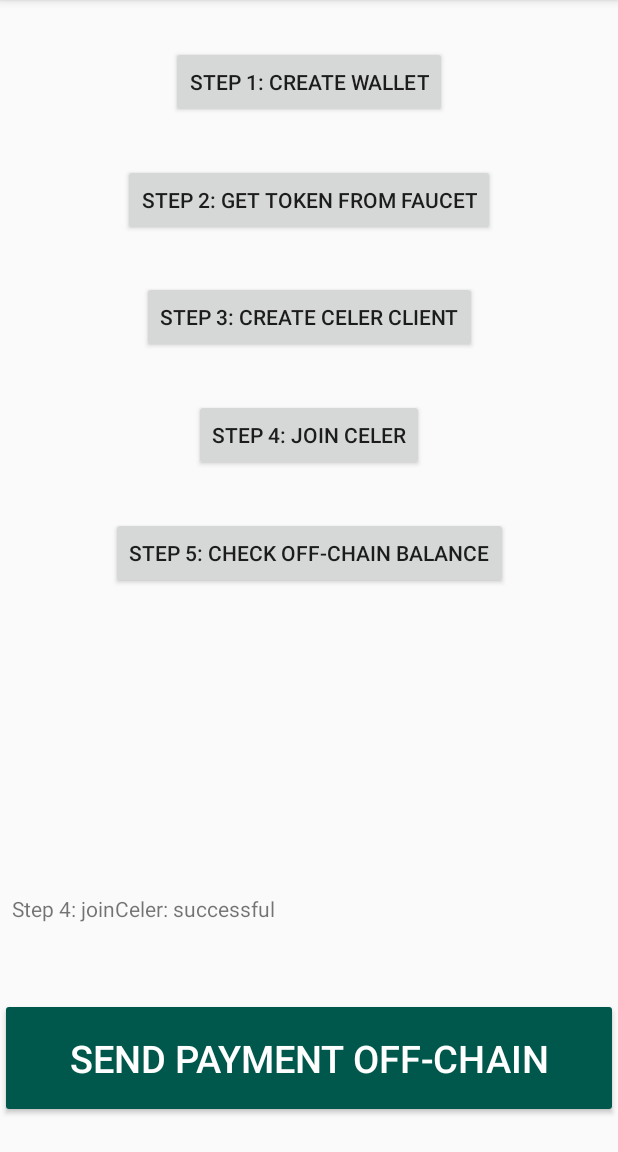
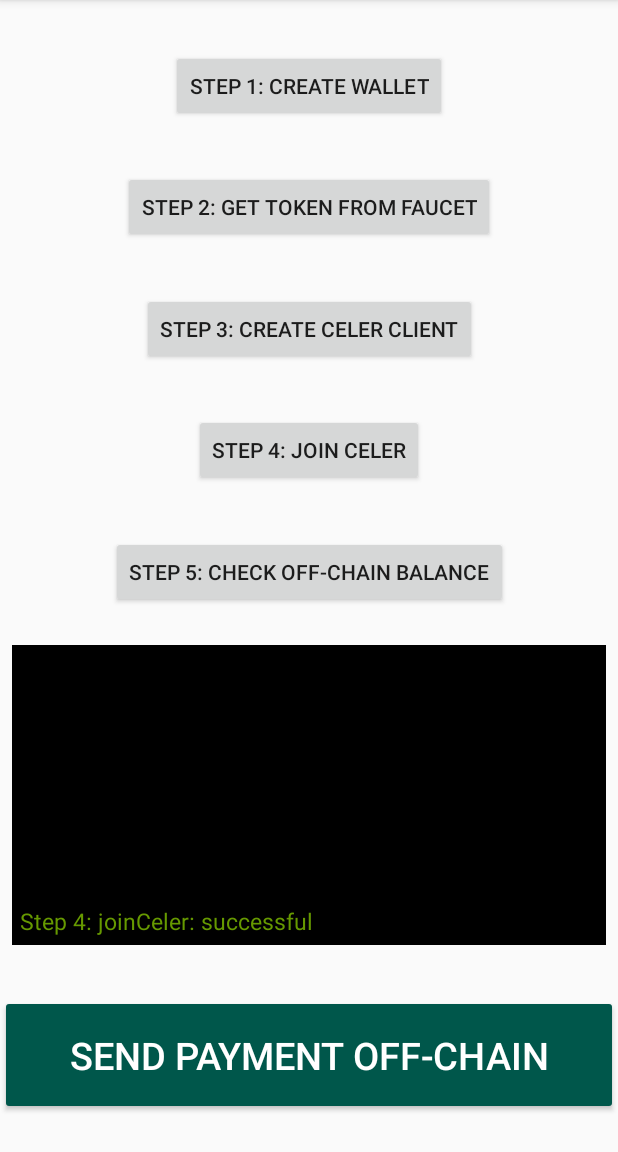
Before and after one commit to etao36/Celer-Android-SDK, an Android app: the screen it shows after launch (OffChainPaymentActivity), after a tap on "STEP 4: JOIN CELER", on a phone screen of 412 x 824 dp, the part 84-1236 px from its top. Run offline under Robolectric (Android 15) with nearby library versions, the phone set to English and light mode, and no system bars; libraries missing offline, so code that uses them is left out: network.celer.celersdk; 1 statement that could not run was skipped.

Commit message:
CM-440 improved UI

```diff
--- a/OffchainPaymentSample/src/main/java/com/example/payment/OffChainPaymentActivity.kt
+++ b/OffchainPaymentSample/src/main/java/com/example/payment/OffChainPaymentActivity.kt
@@ -26,7 +26,7 @@ class OffChainPaymentActivity : AppCompatActivity() {
         Log.d(TAG, str)
         handler.post {
             logTextView?.movementMethod = ScrollingMovementMethod()
-            logTextView?.append("\n" + str)
+            logTextView?.append("\n\n" + str)
         }
     }
 
@@ -69,7 +69,7 @@ class OffChainPaymentActivity : AppCompatActivity() {
             if (result.contains("successful")) {
                 sendPaymentButton?.visibility = View.VISIBLE
             } else {
-                sendPaymentButton?.visibility = View.GONE
+                sendPaymentButton?.visibility = View.INVISIBLE
             }
         }
 
--- a/OffchainPaymentSample/src/main/res/layout/activity_main.xml
+++ b/OffchainPaymentSample/src/main/res/layout/activity_main.xml
@@ -81,8 +81,11 @@
         android:layout_height="200dp"
         android:layout_marginStart="8dp"
         android:layout_marginEnd="8dp"
-        android:layout_marginBottom="8dp"
+        android:padding="5dp"
         android:maxLines="10"
+        android:textSize="15sp"
+        android:background="@android:color/black"
+        android:textColor="@android:color/holo_green_dark"
         android:scrollbars="vertical"
         android:gravity="bottom"
         app:layout_constraintBottom_toTopOf="@+id/sendPaymentButton"
@@ -95,7 +98,7 @@
         android:id="@+id/sendPaymentButton"
         android:layout_width="match_parent"
         android:layout_height="80dp"
-        android:layout_marginTop="20dp"
+        android:layout_marginTop="8dp"
         android:backgroundTint="@color/colorPrimaryDark"
         android:onClick="sendPayment"
         android:text="Send payment off-chain"
```
